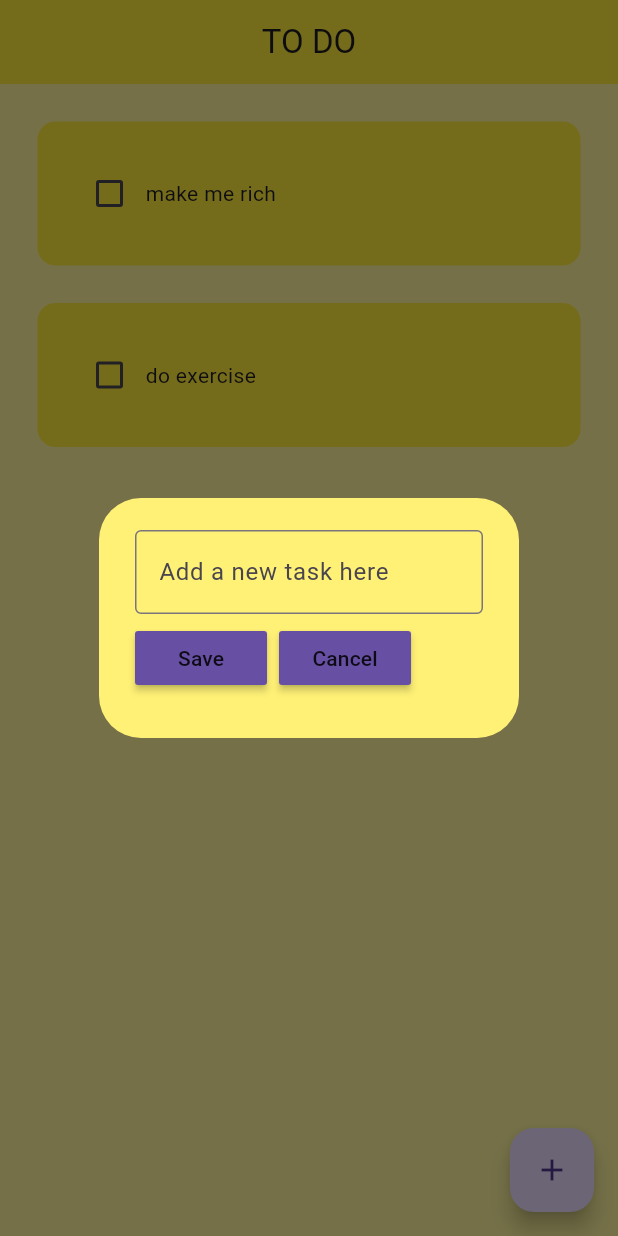
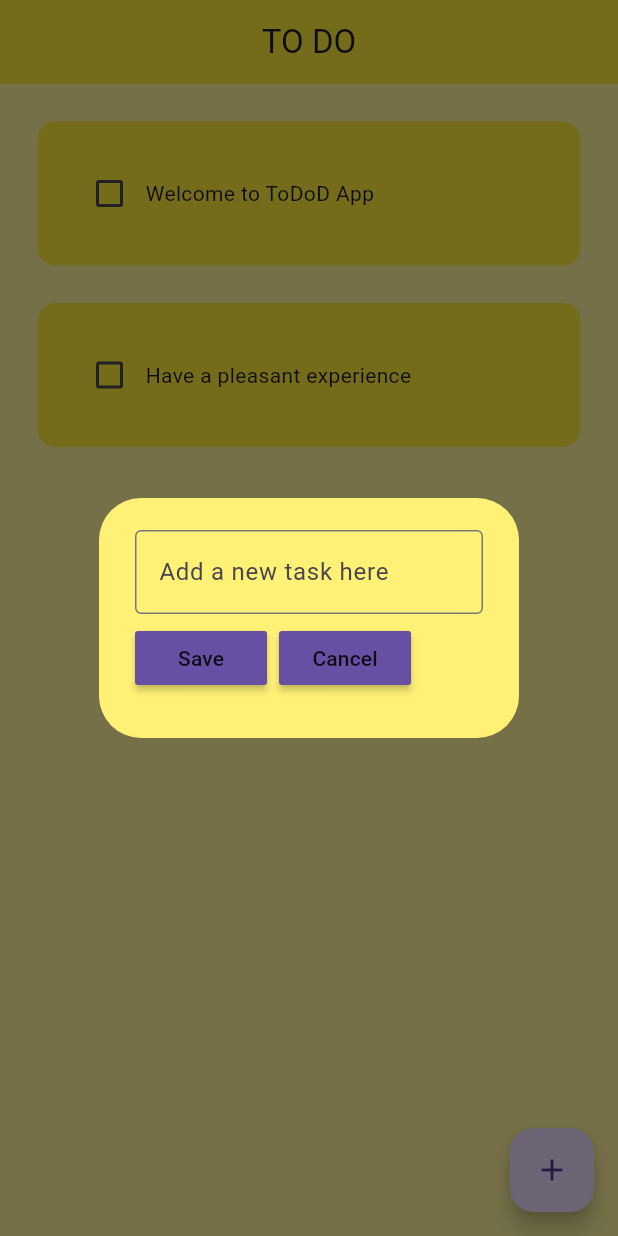
Before and after one commit to BenDabush/ToDoApp, a Flutter app: the screen it shows after launch, after a tap on the "add" icon, on a phone screen of 412 x 824 dp. Run offline on Flutter 3.47's test engine with Material 3 defaults, Android fonts, the phone set to English and light mode, and no system bars; drawn by our look-alikes of flutter_slidable; our stand-ins replace hive_flutter; accounts and stored records are empty.

Commit message:
Implemented sliding functionality and integrated Hive dependencies, offering users the ability to delete items with changes persistently saved.

```diff
--- /dev/null
+++ b/lib/data/database.dart
@@ -0,0 +1,26 @@
+import 'package:hive_flutter/hive_flutter.dart';
+
+class ToDoDataBase {
+  List toDoList = [];
+
+  // reference our box
+  final _myBox = Hive.box('myBox');
+
+  // raun this metod if this is the 1st time ever opening this app
+  void createInitialData() {
+    toDoList = [
+      ['Welcome to ToDoD App', false],
+      ['Have a pleasant experience', false],
+    ];
+  }
+
+  // lode the data from database
+  void lodeData() {
+    toDoList = _myBox.get("TODOLIST");
+  }
+
+  // update the database
+  void updateDataBase() {
+    _myBox.put("TODOLIST", toDoList);
+  }
+}
--- a/lib/main.dart
+++ b/lib/main.dart
@@ -1,7 +1,14 @@
 import 'package:flutter/material.dart';
+import 'package:hive_flutter/hive_flutter.dart';
 import 'package:to_do_app/pages/home_page.dart';
 
-void main() {
+Future<void> main() async {
+  // init the hive
+  await Hive.initFlutter();
+
+  // open a box
+  var box = await Hive.openBox('myBox');
+
   runApp(const MyApp());
 }
 
--- a/lib/pages/home_page.dart
+++ b/lib/pages/home_page.dart
@@ -1,4 +1,6 @@
 import 'package:flutter/material.dart';
+import 'package:hive_flutter/hive_flutter.dart';
+import 'package:to_do_app/data/database.dart';
 import 'package:to_do_app/utli/dialog_box.dart';
 import 'package:to_do_app/utli/todo_tile.dart';
 
@@ -10,29 +12,41 @@ class HomePage extends StatefulWidget {
 }
 
 class _HomePageState extends State<HomePage> {
+  // reference the hive box
+  final _myBox = Hive.box('myBox');
+  ToDoDataBase db = ToDoDataBase();
+
+  @override
+  void initState() {
+    // if thisis the 1st time ever openin the app, then create default data
+    if (_myBox.get("TODOLIST") == null) {
+      db.createInitialData();
+    } else {
+      db.lodeData();
+    }
+
+    super.initState();
+  }
+
   // text controller
   final _controller = TextEditingController();
-
-// list of todo task
-  List toDoList = [
-    ["make me rich", false],
-    ["do exercise", false],
-  ];
 
   // checkbax was tapped
   void checkBoxChanged(bool? value, int index) {
     setState(() {
-      toDoList[index][1] = !toDoList[index][1];
+      db.toDoList[index][1] = !db.toDoList[index][1];
     });
+    db.updateDataBase();
   }
 
   // save new task
   void saveNewTask() {
     setState(() {
-      toDoList.add([_controller.text, false]);
+      db.toDoList.add([_controller.text, false]);
       _controller.clear();
     });
     Navigator.of(context).pop();
+    db.updateDataBase();
   }
 
   // create new task when the button push
@@ -47,6 +61,14 @@ class _HomePageState extends State<HomePage> {
         );
       },
     );
+  }
+
+  // delete task
+  void deleteTask(int index) {
+    setState(() {
+      db.toDoList.removeAt(index);
+    });
+    db.updateDataBase();
   }
 
   @override
@@ -64,12 +86,13 @@ class _HomePageState extends State<HomePage> {
         child: const Icon(Icons.add),
       ),
       body: ListView.builder(
-        itemCount: toDoList.length,
+        itemCount: db.toDoList.length,
         itemBuilder: (context, index) {
           return ToDoTile(
-            taskName: toDoList[index][0],
-            taskCompleted: toDoList[index][1],
-            onChanged: (value) => checkBoxChanged(toDoList[index][1], index),
+            taskName: db.toDoList[index][0],
+            taskCompleted: db.toDoList[index][1],
+            onChanged: (value) => checkBoxChanged(db.toDoList[index][1], index),
+            deleteFunction: (context) => deleteTask(index),
           );
         },
       ),
--- a/lib/utli/todo_tile.dart
+++ b/lib/utli/todo_tile.dart
@@ -1,21 +1,36 @@
 import 'package:flutter/material.dart';
+import 'package:flutter_slidable/flutter_slidable.dart';
 
 class ToDoTile extends StatelessWidget {
   final String taskName;
   final bool taskCompleted;
-  Function(bool?)? onChanged;
+  final Function(bool?)? onChanged;
+  final Function(BuildContext)? deleteFunction;
 
-  ToDoTile({
+  const ToDoTile({
     super.key,
     required this.taskName,
     required this.taskCompleted,
     required this.onChanged,
+    required this.deleteFunction,
   });
 
   @override
   Widget build(BuildContext context) {
     return Padding(
       padding: const EdgeInsets.only(right: 25.0, left: 25.0, top: 25.0),
+      child: Slidable(
+        endActionPane: ActionPane(
+          motion: const StretchMotion(),
+          children: [
+            SlidableAction(
+              onPressed: deleteFunction,
+              icon: Icons.delete,
+              backgroundColor: Colors.red.shade300,
+              borderRadius: BorderRadius.circular(12),
+            ),
+          ],
+        ),
         child: Container(
           padding: const EdgeInsets.all(24.0),
           decoration: BoxDecoration(
@@ -41,6 +56,7 @@ class ToDoTile extends StatelessWidget {
             ],
           ),
         ),
+      ),
     );
   }
 }
--- a/pubspec.yaml
+++ b/pubspec.yaml
@@ -30,15 +30,20 @@ environment:
 dependencies:
   flutter:
     sdk: flutter
+  hive: ^2.2.3
+  hive_flutter: ^1.1.0
 
 
   # The following adds the Cupertino Icons font to your application.
   # Use with the CupertinoIcons class for iOS style icons.
   cupertino_icons: ^1.0.6
+  flutter_slidable: ^3.1.0
 
 dev_dependencies:
   flutter_test:
     sdk: flutter
+  hive_generator: ^1.1.3
+  build_runner: ^2.1.11
 
   # The "flutter_lints" package below contains a set of recommended lints to
   # encourage good coding practices. The lint set provided by the package is
```
Also changed, not shown: pubspec.lock, 1 other file. Lines whose indentation alone changed are shown as unchanged.
